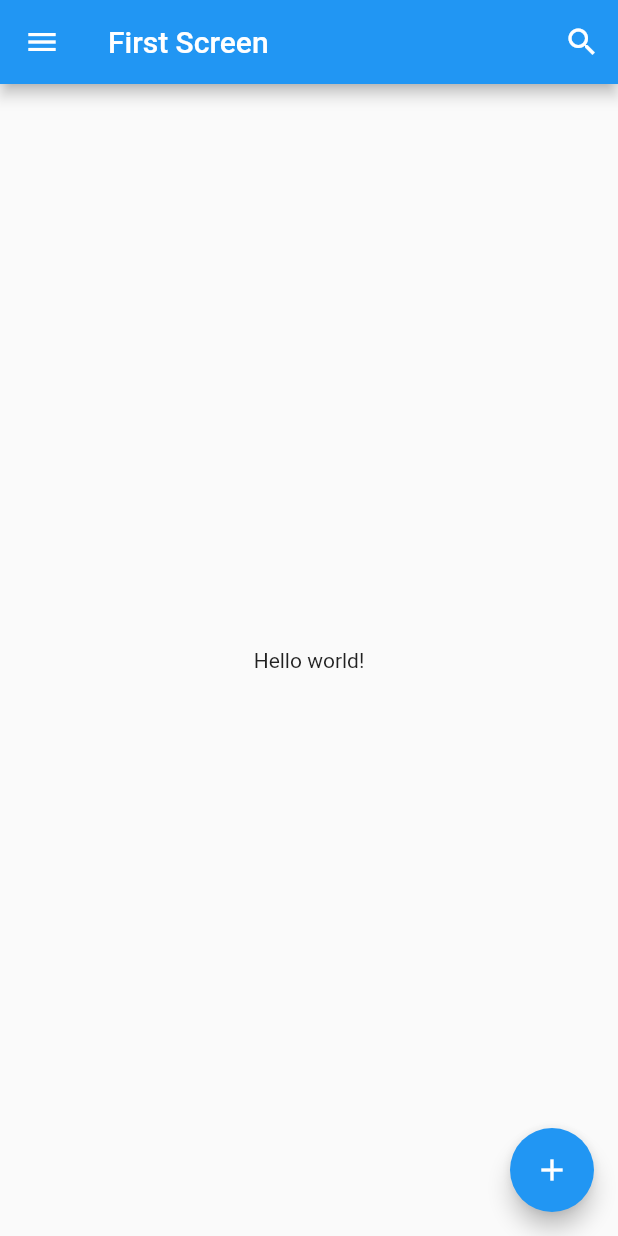
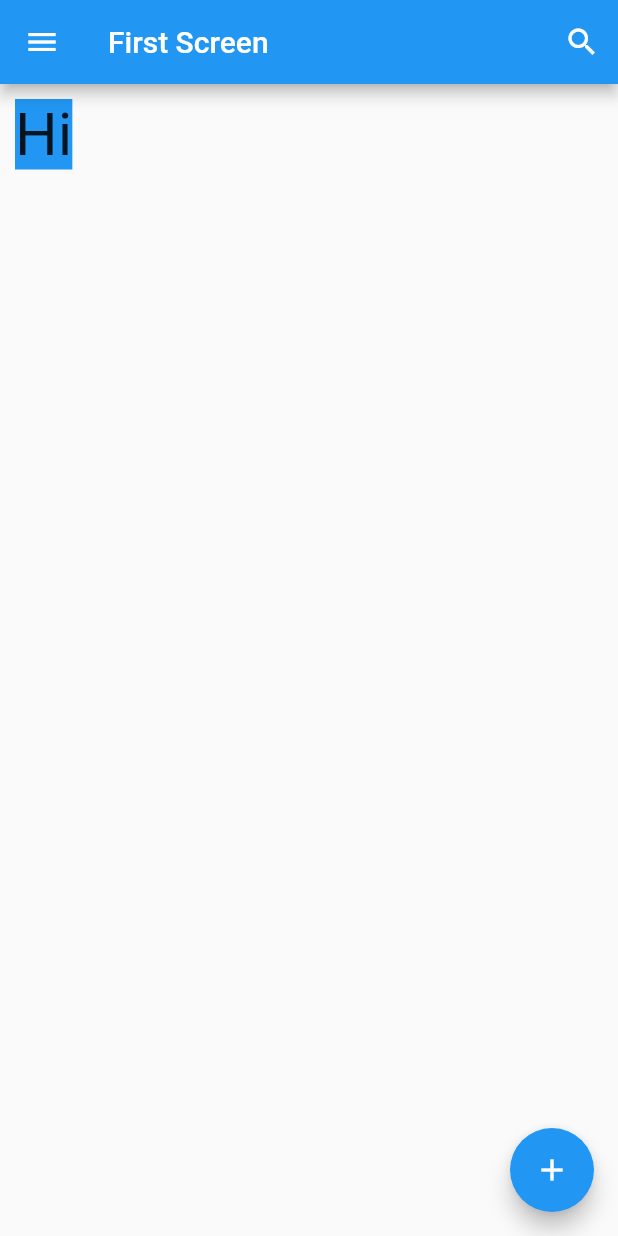
Before and after one commit to jonrysimbolon/flutter_app_2, a Flutter app: the screen it shows after launch, on a phone screen of 412 x 824 dp. Run offline on Flutter 3.47's test engine with Material 2 defaults, Android fonts, the phone set to English and light mode, and no system bars.

Commit message:
pengenalan container

```diff
--- a/lib/first_screen.dart
+++ b/lib/first_screen.dart
@@ -23,8 +23,16 @@ class FirstScreen extends StatelessWidget {
           onPressed: () {},
         ),
       ),
-      body: const Center(
-        child: Text('Hello world!'),
+      body: Container(
+        //padding: const EdgeInsets.all(10),
+        margin: const EdgeInsets.all(10),
+        //width: 200,
+        //height: 100,
+        color: Colors.blue,
+        child: const Text(
+          'Hi',
+          style: TextStyle(fontSize: 40),
+        ),
       ),
       floatingActionButton:
           FloatingActionButton(onPressed: () {}, child: const Icon(Icons.add)),
```
